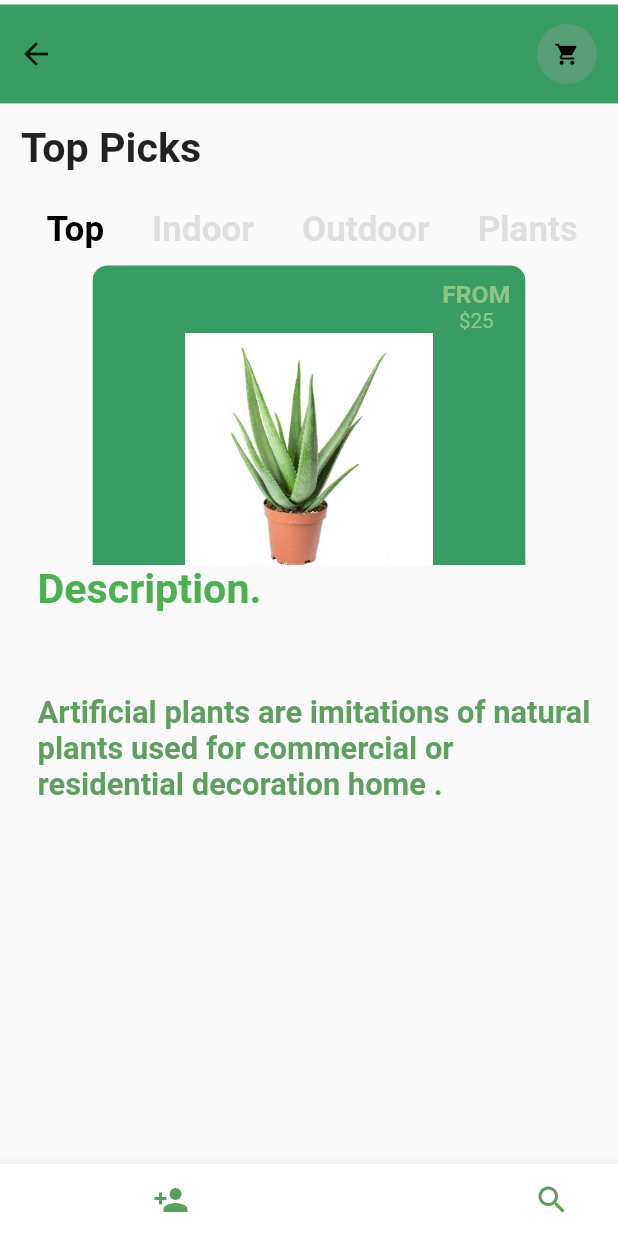
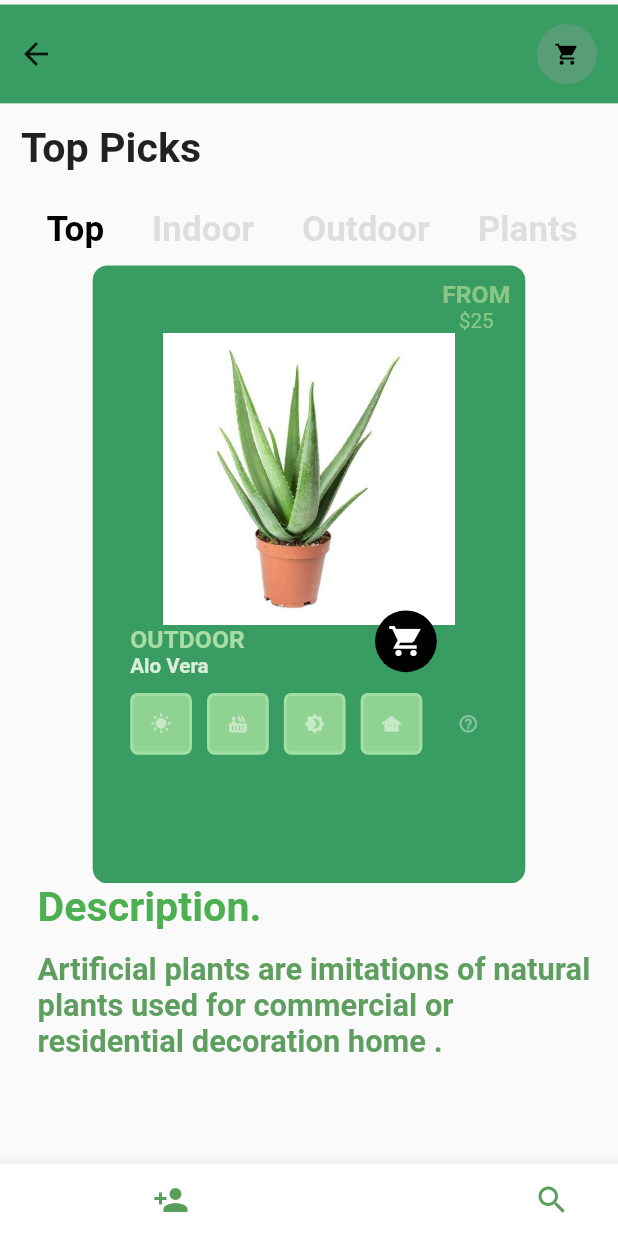
Before and after one commit to memuskankhan/Platns-project, a Flutter app: the homescreen screen opened by its route, on a phone screen of 412 x 824 dp. Run offline on Flutter 3.47's test engine with Material 2 defaults, Android fonts, the phone set to English and light mode, and no system bars; our stand-ins replace sizer; missing offline and left inert: dart:ffi.

```diff
--- a/lib/plantlist.dart
+++ b/lib/plantlist.dart
@@ -17,7 +17,7 @@ class _platnlistState extends State<platnlist> {
       children: [
         Center(
           child: Container(
-            height: 200,
+            height: 50.h,
             child: ListView(
               shrinkWrap: true,
               scrollDirection: Axis.vertical,
@@ -25,29 +25,33 @@ class _platnlistState extends State<platnlist> {
                 getPlantCard(
                     'assets/images/outdoor.jpg', '25', 'OUTDOOR', 'Alo Vera'),
                 SizedBox(
-                  width: 15,
+                  height: 20,
+                  width: 20,
                 ),
                 getPlantCard(
                     'assets/images/indoor.webp', '30', 'INDOOR', 'Ficus'),
                 SizedBox(
-                  width: 15,
+                  height: 20,
+                  width: 20,
                 ),
                 getPlantCard(
                     'assets/images/plants.jpg', '35', 'HOME', 'Plants'),
                 SizedBox(
-                  width: 15,
+                  height: 20,
+                  width: 20,
                 ),
                 getPlantCard(
                     'assets/images/garden.webp', '45', 'GARDEN', 'Garden'),
                 SizedBox(
-                  width: 15,
+                  height: 20,
+                  width: 20,
                 ),
               ],
             ),
           ),
         ),
         Container(
-          height: 10.h,
+          height: 5.h,
           child: Padding(
             padding: EdgeInsets.only(left: 25, right: 10),
             child: Text(
@@ -86,14 +90,14 @@ class _platnlistState extends State<platnlist> {
       children: [
         Center(
           child: Container(
-            height: 250.h,
+            height: 50.h,
             width: 70.w,
             child: Container(
               decoration: BoxDecoration(
                 borderRadius: BorderRadius.circular(10),
                 color: Color(0xff399d63),
               ),
-              height: 200.h,
+              height: 100.h,
               width: 50.w,
               child: Column(children: [
                 Row(
@@ -127,7 +131,7 @@ class _platnlistState extends State<platnlist> {
                 ),
                 Image(
                   image: AssetImage(imgPath),
-                  height: 165,
+                  height: 195,
                 ),
                 Row(
                   children: [
@@ -255,7 +259,7 @@ class _platnlistState extends State<platnlist> {
           ),
         ),
         Padding(
-          padding: EdgeInsets.only(left: 90, top: 200),
+          padding: EdgeInsets.only(left: 250, top: 230),
           child: Container(
             height: 5.0.h,
             width: 10.w,
--- a/lib/search.dart
+++ b/lib/search.dart
@@ -1,4 +1,5 @@
 import 'package:flutter/material.dart';
+import 'package:sizer/sizer.dart';
 
 class search extends StatefulWidget {
   const search({Key? key}) : super(key: key);
@@ -11,7 +12,20 @@ class _searchState extends State<search> {
   @override
   Widget build(BuildContext context) {
     return Scaffold(
-
+      appBar: AppBar(
+        backgroundColor: Colors.green,
+        centerTitle: true,
+        title: Text(
+          'Searching ',
+          style: TextStyle(
+            color: Color.fromARGB(255, 244, 253, 244),
+            fontSize: 20.sp,
+          ),
+        ),
+        actions: [
+          IconButton(onPressed: (() {}), icon: Icon(Icons.search_outlined))
+        ],
+      ),
     );
   }
 }
```
